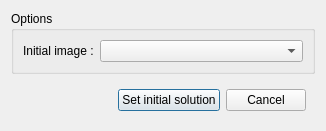
This is libs/gui/solutioninitconfigdialog.ui in french-paragon/steviapp as Qt 5 draws it before an edit. The edited form follows.
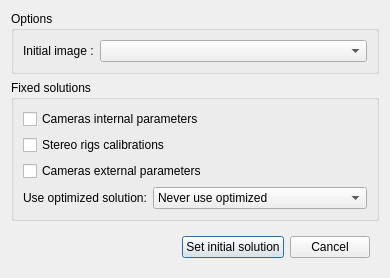
This is the edited form.

Commit message: Fix the SBA solver for the haxagone targets based rig calibration.

What changed in the file:
```diff
--- a/libs/gui/solutioninitconfigdialog.ui
+++ b/libs/gui/solutioninitconfigdialog.ui
@@ -6,8 +6,8 @@
    <rect>
     <x>0</x>
     <y>0</y>
-    <width>326</width>
-    <height>122</height>
+    <width>390</width>
+    <height>268</height>
    </rect>
   </property>
   <property name="windowTitle">
@@ -39,6 +39,65 @@
      </layout>
     </widget>
    </item>
+   <item>
+    <widget class="QGroupBox" name="groupBox_2">
+     <property name="title">
+      <string>Fixed solutions</string>
+     </property>
+     <layout class="QFormLayout" name="formLayout_2">
+      <item row="3" column="0">
+       <widget class="QLabel" name="label_2">
+        <property name="text">
+         <string>Use optimized solution:</string>
+        </property>
+       </widget>
+      </item>
+      <item row="3" column="1">
+       <widget class="QComboBox" name="comboBox">
+        <item>
+         <property name="text">
+          <string>Never use optimized</string>
+         </property>
+        </item>
+        <item>
+         <property name="text">
+          <string>Use optimized when available</string>
+         </property>
+        </item>
+        <item>
+         <property name="text">
+          <string>Use optimized only</string>
+         </property>
+        </item>
+       </widget>
+      </item>
+      <item row="1" column="0" colspan="2">
+       <widget class="QCheckBox" name="fixedStereoRigsCheckbox">
+        <property name="text">
+         <string>Stereo rigs calibrations</string>
+        </property>
+       </widget>
+      </item>
+      <item row="0" column="0" colspan="2">
+       <widget class="QCheckBox" name="fixedCameraInternalsCheckbox">
+        <property name="layoutDirection">
+         <enum>Qt::LeftToRight</enum>
+        </property>
+        <property name="text">
+         <string>Cameras internal parameters</string>
+        </property>
+       </widget>
+      </item>
+      <item row="2" column="0" colspan="2">
+       <widget class="QCheckBox" name="fixedCameraExternalsCheckbox">
+        <property name="text">
+         <string>Cameras external parameters</string>
+        </property>
+       </widget>
+      </item>
+     </layout>
+    </widget>
+   </item>
    <item>
     <widget class="QWidget" name="widget" native="true">
      <layout class="QHBoxLayout" name="horizontalLayout">
```
The commit also changes 53 other files.
